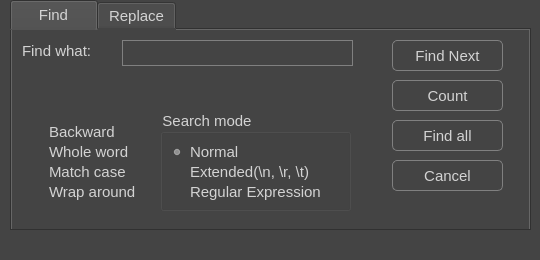
First picture: the form in form/SearchDialog.ui, repository Qivaz/QEditor, before the edit.
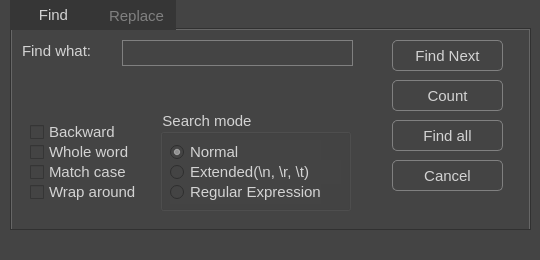
Second picture: the form after the edit.

Commit message: Translate QMessageBox buttons to Chinese, change search dialog style.

Diff of the .ui file:
```diff
--- a/form/SearchDialog.ui
+++ b/form/SearchDialog.ui
@@ -26,7 +26,7 @@
     </rect>
    </property>
    <property name="styleSheet">
-    <string notr="true">background-color: transparent; QTabBar::tab { color: gray; background-color: transparent; } QTabBar::tab:selected { color: lightGray; }</string>
+    <string notr="true">QTabBar::tab { color: gray; background-color: rgb(54, 54, 54); } QTabBar::tab:selected { color: lightGray; }</string>
    </property>
    <property name="currentIndex">
     <number>0</number>
@@ -286,7 +286,7 @@
     </rect>
    </property>
    <property name="styleSheet">
-    <string notr="true">background-color: transparent; </string>
+    <string notr="true"/>
    </property>
    <property name="title">
     <string>Search mode</string>
@@ -300,6 +300,9 @@
       <height>24</height>
      </rect>
     </property>
+    <property name="styleSheet">
+     <string notr="true"/>
+    </property>
     <property name="text">
      <string>Normal</string>
     </property>
@@ -316,6 +319,9 @@
       <height>24</height>
      </rect>
     </property>
+    <property name="styleSheet">
+     <string notr="true"/>
+    </property>
     <property name="text">
      <string>Extended(\n, \r, \t)</string>
     </property>
@@ -329,6 +335,9 @@
       <height>24</height>
      </rect>
     </property>
+    <property name="styleSheet">
+     <string notr="true"/>
+    </property>
     <property name="text">
      <string>Regular Expression</string>
     </property>
@@ -344,7 +353,7 @@
     </rect>
    </property>
    <property name="styleSheet">
-    <string notr="true">background-color: transparent; </string>
+    <string notr="true"/>
    </property>
    <property name="text">
     <string>Whole word</string>
@@ -360,7 +369,7 @@
     </rect>
    </property>
    <property name="styleSheet">
-    <string notr="true">background-color: transparent; </string>
+    <string notr="true"/>
    </property>
    <property name="text">
     <string>Backward</string>
@@ -376,7 +385,7 @@
     </rect>
    </property>
    <property name="styleSheet">
-    <string notr="true">background-color: transparent; </string>
+    <string notr="true"/>
    </property>
    <property name="text">
     <string>Match case</string>
@@ -392,7 +401,7 @@
     </rect>
    </property>
    <property name="styleSheet">
-    <string notr="true">background-color: transparent; </string>
+    <string notr="true"/>
    </property>
    <property name="text">
     <string>Wrap around</string>
```
The commit also changes 8 other files.
